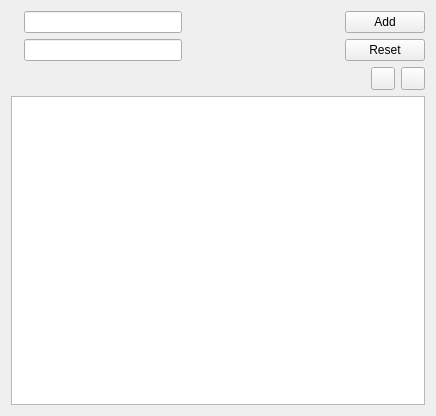
Old version of the form src/editwidget.ui in the repository jablonkai/QDictionary.
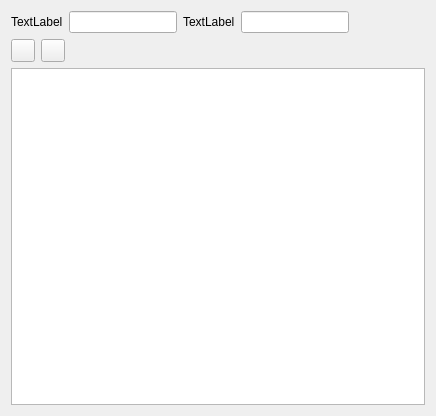
New version of the form. Icons and pictures are not drawn.

What changed in the file:
```diff
--- a/src/editwidget.ui
+++ b/src/editwidget.ui
@@ -14,48 +14,28 @@
   </property>
   <layout class="QVBoxLayout" >
    <item>
-    <layout class="QGridLayout" >
-     <item row="0" column="0" >
-      <widget class="QLabel" name="label1" >
+    <layout class="QHBoxLayout" >
+     <item>
+      <widget class="QLabel" name="oLang" >
        <property name="text" >
-        <string/>
+        <string>TextLabel</string>
        </property>
       </widget>
      </item>
-     <item row="0" column="1" >
+     <item>
       <widget class="QLineEdit" name="lineEdit1" />
      </item>
-     <item row="0" column="2" >
-      <spacer>
-       <property name="orientation" >
-        <enum>Qt::Horizontal</enum>
-       </property>
-       <property name="sizeHint" >
-        <size>
-         <width>40</width>
-         <height>20</height>
-        </size>
-       </property>
-      </spacer>
-     </item>
-     <item row="0" column="3" >
-      <widget class="QPushButton" name="addButton" >
+     <item>
+      <widget class="QLabel" name="tLang" >
        <property name="text" >
-        <string>Add</string>
+        <string>TextLabel</string>
        </property>
       </widget>
      </item>
-     <item row="1" column="0" >
-      <widget class="QLabel" name="label2" >
-       <property name="text" >
-        <string/>
-       </property>
-      </widget>
-     </item>
-     <item row="1" column="1" >
+     <item>
       <widget class="QLineEdit" name="lineEdit2" />
      </item>
-     <item row="1" column="2" >
+     <item>
       <spacer>
        <property name="orientation" >
         <enum>Qt::Horizontal</enum>
@@ -68,17 +48,30 @@
        </property>
       </spacer>
      </item>
-     <item row="1" column="3" >
-      <widget class="QPushButton" name="resetButton" >
-       <property name="text" >
-        <string>Reset</string>
-       </property>
-      </widget>
-     </item>
     </layout>
    </item>
    <item>
     <layout class="QHBoxLayout" >
+     <item>
+      <widget class="QToolButton" name="resetButton" >
+       <property name="text" >
+        <string/>
+       </property>
+       <property name="icon" >
+        <iconset resource="qdictionary.qrc" >:/new/prefix1/resources/minus.png</iconset>
+       </property>
+      </widget>
+     </item>
+     <item>
+      <widget class="QToolButton" name="addButton" >
+       <property name="text" >
+        <string/>
+       </property>
+       <property name="icon" >
+        <iconset resource="qdictionary.qrc" >:/new/prefix1/resources/plus.png</iconset>
+       </property>
+      </widget>
+     </item>
      <item>
       <spacer>
        <property name="orientation" >
@@ -92,26 +85,6 @@
        </property>
       </spacer>
      </item>
-     <item>
-      <widget class="QToolButton" name="toolButton_2" >
-       <property name="text" >
-        <string/>
-       </property>
-       <property name="icon" >
-        <iconset resource="editwidget.qrc" >:/new/prefix1/resources/minus.png</iconset>
-       </property>
-      </widget>
-     </item>
-     <item>
-      <widget class="QToolButton" name="toolButton" >
-       <property name="text" >
-        <string/>
-       </property>
-       <property name="icon" >
-        <iconset resource="editwidget.qrc" >:/new/prefix1/resources/plus.png</iconset>
-       </property>
-      </widget>
-     </item>
     </layout>
    </item>
    <item>
```
Left out of the diff: 5 changed lines with no effect on the pictures.
